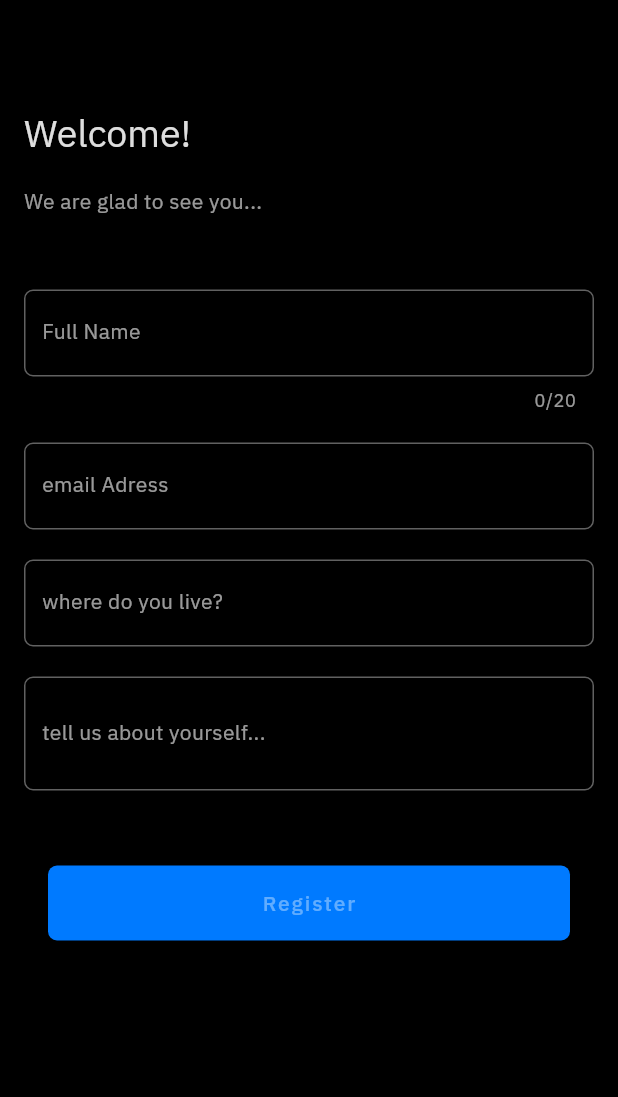
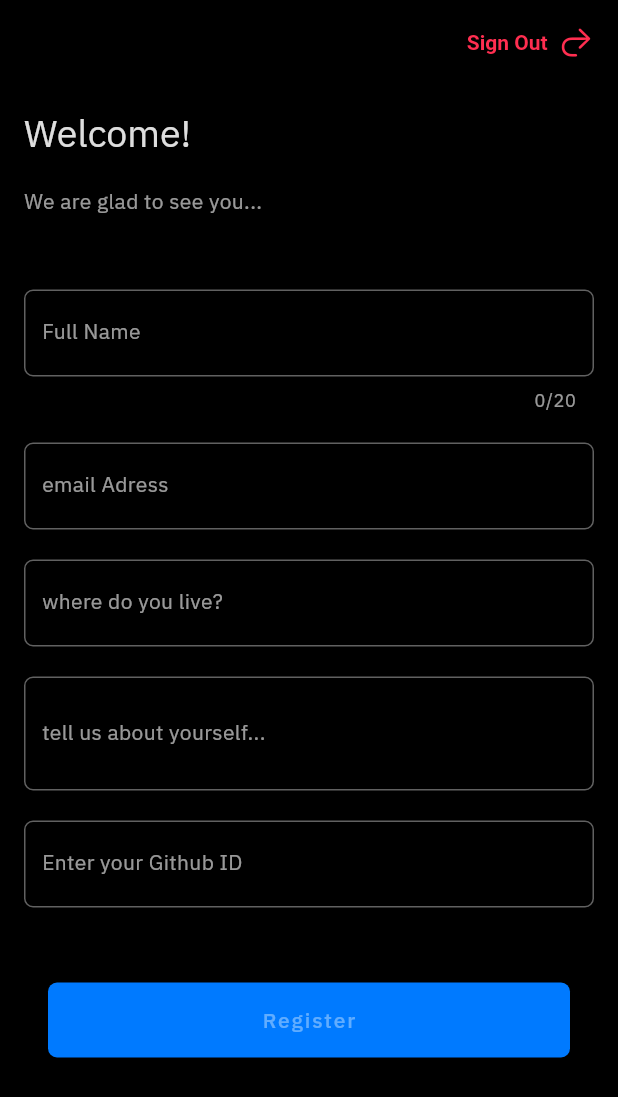
Before and after one commit to shubhamr2511/profileDemo, a Flutter app: the NewUserpage screen opened directly with empty values, on a phone screen of 412 x 824 dp. Shown: the top 1097 px of the screen. Run offline on Flutter 3.47's test engine with Material 2 defaults, Android fonts, the phone set to English and light mode, and no system bars; our stand-ins replace bot_toast, cloud_firestore, firebase_auth, firebase_core, firebase_dynamic_links, flutter_svg and 6 more; accounts and stored records are empty; network calls fail.

Commit message:
add github field

```diff
--- a/lib/models/user.dart
+++ b/lib/models/user.dart
@@ -8,6 +8,7 @@ class UserModel {
   String? about;
   String? phone;
   String? imageUrl;
+  String? github;
 
   UserModel(
       {required this.name,
@@ -16,7 +17,8 @@ class UserModel {
       this.about =
           "Lorem Ipsum, sometimes referred to as 'lipsum', is the placeholder text used in design when creating content. It helps designers plan out where the content will sit, without needing to wait for the content to be written and approved. It originally comes from a Latin text, but to today's reader, it's seen as gibberish.",
       required this.phone,
-      this.imageUrl});
+      this.imageUrl,
+      this.github});
 
   UserModel.fromJson(Map<String, dynamic> json) {
     this.name = json['name'];
@@ -25,6 +27,7 @@ class UserModel {
     this.about = json['about'];
     this.phone = json['phone'];
     this.imageUrl = json['imageUrl'];
+    this.github = json['github'];
   }
 
   Map<String, dynamic> toJson() {
@@ -35,6 +38,7 @@ class UserModel {
     data['about'] = this.about;
     data['phone'] = this.phone;
     data['imageUrl'] = this.imageUrl;
+    data['github'] = this.github;
     return data;
   }
 
--- a/lib/screens/NewUserpage.dart
+++ b/lib/screens/NewUserpage.dart
@@ -6,6 +6,7 @@ import 'package:profiledemo/models/user.dart';
 import 'package:profiledemo/screens/components.dart';
 import 'package:profiledemo/screens/profilePage.dart';
 import 'package:profiledemo/screens/registerPhone.dart';
+import 'package:profiledemo/services/signIn.dart';
 import 'package:profiledemo/services/storageServices.dart';
 import 'package:profiledemo/styles.dart';
 import 'package:flutter_svg/svg.dart';
@@ -20,12 +21,29 @@ class NewUserpage extends StatelessWidget {
   final TextEditingController city = new TextEditingController();
   final TextEditingController about = new TextEditingController();
   final TextEditingController imageUrl = new TextEditingController();
+  final TextEditingController github = new TextEditingController();
   NewUserpage({required this.newUser, Key? key}) : super(key: key);
 
   @override
   Widget build(BuildContext context) {
     return Scaffold(
-      appBar: AppBar(),
+      appBar: AppBar(actions: [
+            FlatButton(
+                onPressed: () {
+                  AuthService.signOut();
+                },
+                child: Row(
+                  children: [
+                    Text('Sign Out  ',
+                        style: TextStyle(
+                            fontSize: 14,
+                            color: red,
+                            fontWeight: FontWeight.bold)),
+                    Icon(CupertinoIcons.arrow_uturn_right, color: red)
+                  ],
+                )),
+            // SizedBox(width: 20,)
+          ],),
       body: ListView(
         padding: EdgeInsets.all(16),
         children: [
@@ -100,6 +118,17 @@ class NewUserpage extends StatelessWidget {
           //   keyboardType: TextInputType.url,
           //   style: bodyText2White60,
           // ),
+          space(20),
+          TextField(
+            controller: github,
+            decoration: InputDecoration(
+              // counterText: "",
+
+              labelText: "Enter your Github ID",
+            ),
+            keyboardType: TextInputType.name,
+            style: bodyText2White60,
+          ),
           space(50),
           Obx(() => FlatButton(
                 onPressed: _canContinue.value
@@ -124,7 +153,8 @@ class NewUserpage extends StatelessWidget {
                             city: city.text,
                             phone: newUser!.phoneNumber,
                             about: about.text,
-                            imageUrl: imageUrl.text);
+                            imageUrl: imageUrl.text,
+                            github: github.text);
                         await StorageService()
                             .addUser(newUser!.uid, user.toJson());
                         Get.offAll(ProfilePage(user: user, uid: newUser!.uid,));
@@ -150,7 +180,7 @@ class NewUserpage extends StatelessWidget {
     if (about.text.length < 1 ||
         email.text.length < 1 ||
         name.text.length < 1 ||
-        city.text.length < 1) {
+        city.text.length < 1 ) {
       return false;
     } else {
       return true;
--- a/lib/screens/profilePage.dart
+++ b/lib/screens/profilePage.dart
@@ -24,13 +24,14 @@ class _ProfilePageState extends State<ProfilePage> {
 
   @override
   void initState() {
-    DynamicLinks.handleDynamicLink();
+
     // TODO: implement initState
     super.initState();
   }
 
   @override
   Widget build(BuildContext context) {
+    DynamicLinks.handleDynamicLink();
     print(widget.user.getDetails());
     return Scaffold(
         appBar: AppBar(
@@ -151,10 +152,24 @@ class _ProfilePageState extends State<ProfilePage> {
               icon: Icon(Icons.email),
             ),
             space(20),
+            if(widget.user.github!=null && widget.user.github!="") DetailButton(
+              onTap: () async {
+                String url = 'https://github.com/' + widget.user.github!;
+                if (await canLaunch(url)) {
+                  await launch(url);
+                } else {
+                  throw 'Could not launch $url';
+                }
+              },
+              text: widget.user.github!,
+              icon: Icon(Icons.code),
+            ),
+            space(20),
             DetailBox(
               fieldName: "About",
               fieldtext: widget.user.about!,
-            )
+            ),
+
           ]),
         ));
   }
--- a/lib/screens/registerPhone.dart
+++ b/lib/screens/registerPhone.dart
@@ -133,7 +133,7 @@ class _RegisterPhonePageState extends State<RegisterPhonePage> {
             _verificationCode = verficationID;
           });
           Get.offAll(
-              OtpScreen(verificationId: _verificationCode, phone: phone.text));
+              OtpScreen(verificationId: verficationID, phone: phone.text));
         },
         codeAutoRetrievalTimeout: (String verificationID) {
           setState(() {
--- a/lib/services/storageServices.dart
+++ b/lib/services/storageServices.dart
@@ -19,7 +19,7 @@ class StorageService {
         .catchError((error) => print("Failed to add user: $error"));
   }
 
-  userExists(String uid) async {
+  Future<bool> userExists(String uid) async {
     return (await users.doc(uid).get()).exists;
   }
 }
```
Also changed, not shown: lib/main.dart (+9 -1 lines), lib/screens/otpScreen.dart (+97 -11 lines), lib/screens/splashScreen.dart (added, +15 -0 lines), lib/services/handleDynamicLinks.dart (+5 -9 lines).
